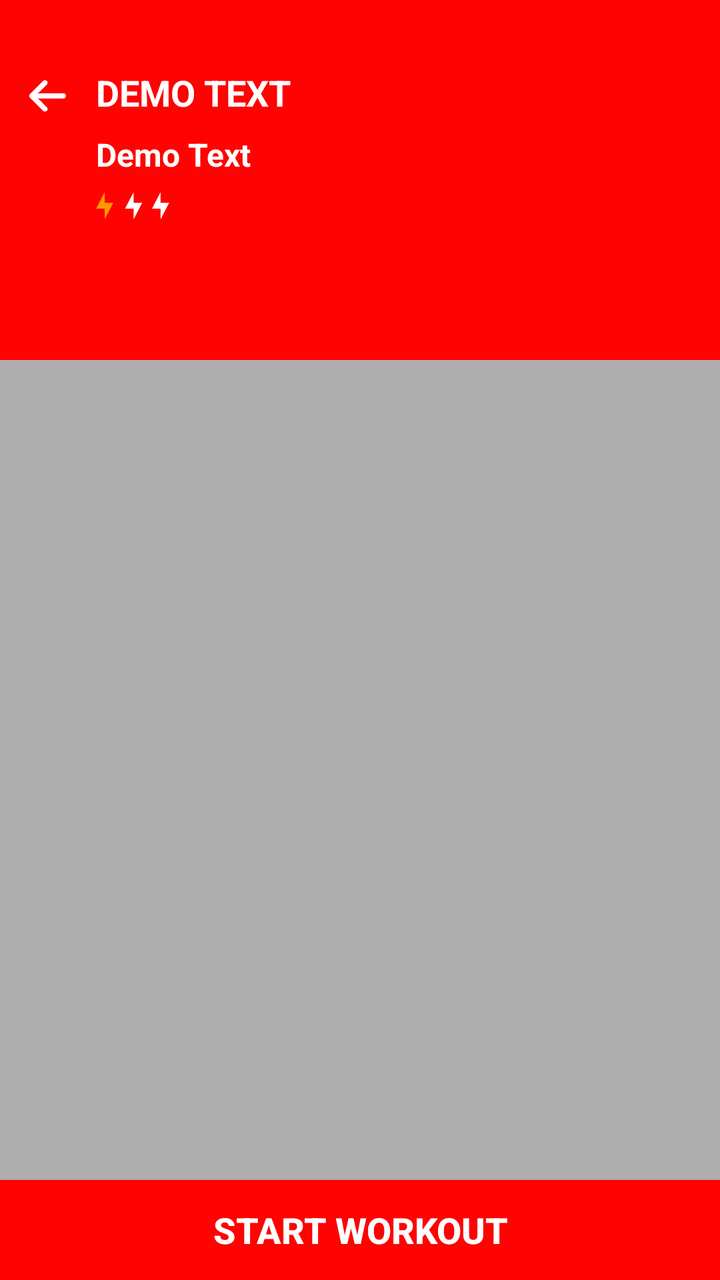
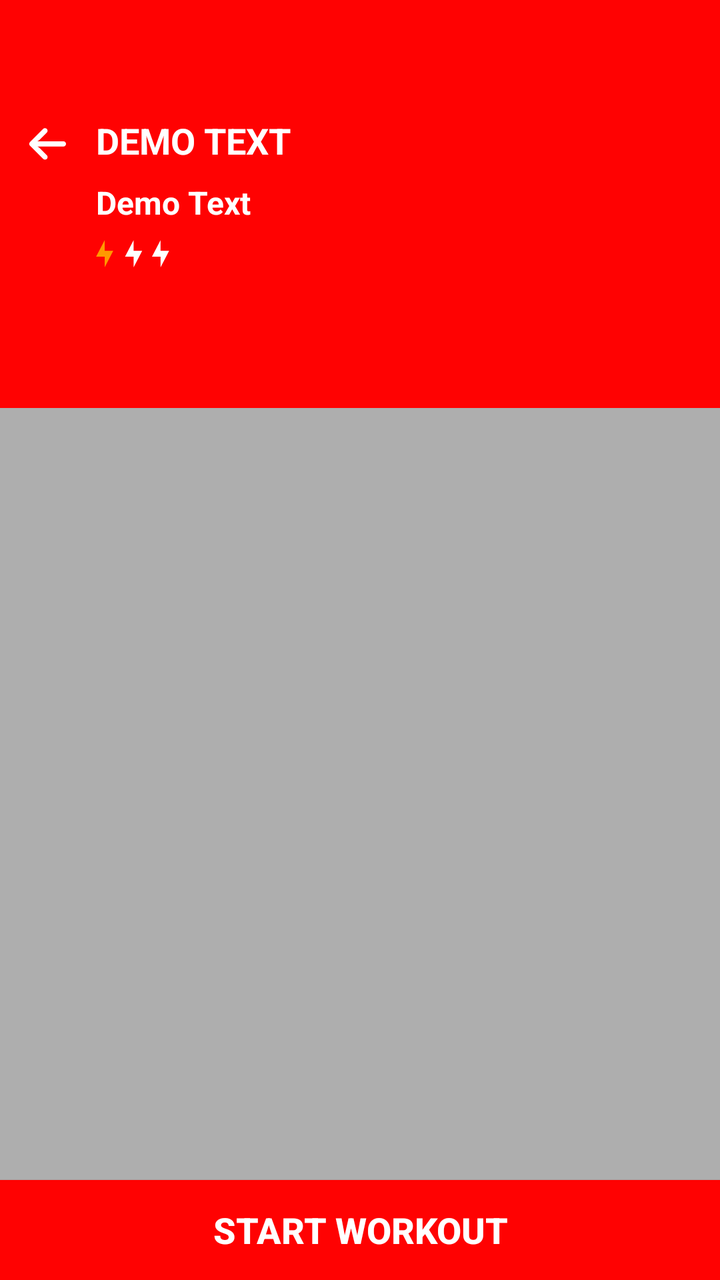

Compare the two renders of this Android layout. The source of the first and the diff that turns it into the second are given below.
<!-- AndroidManifest.xml: activity theme AppTheme_WorkoutList -->
<!-- res/layout/activity_workout_list.xml -->
<?xml version="1.0" encoding="utf-8"?>
<LinearLayout xmlns:android="http://schemas.android.com/apk/res/android"
    xmlns:tools="http://schemas.android.com/tools"
    android:id="@+id/llMain"
    android:layout_width="match_parent"
    android:layout_height="match_parent"
    android:orientation="vertical"
    android:background="@color/white"
    tools:context="com.superChargedFitness.activity.WorkoutListActivity">

    <RelativeLayout
        android:layout_width="match_parent"
        android:layout_height="0dp"
        android:layout_weight="1">

        <RelativeLayout
            android:id="@+id/rltToolbar"
            android:layout_width="match_parent"
            android:layout_height="@dimen/workout_list_title_height"
            android:background="@color/color_toolbar_bg">

            <ImageView
                android:id="@+id/imgToolbarBack"
                android:layout_width="match_parent"
                android:layout_height="@dimen/workout_list_title_height"
                android:background="@android:color/transparent"
                android:scaleType="centerCrop" />

            <View
                android:layout_width="match_parent"
                android:layout_height="match_parent"
                android:background="@color/colorBlackTrans"
                android:visibility="gone" />

            <ImageView
                android:id="@+id/imgWorkOutListBack"
                android:layout_width="wrap_content"
                android:layout_height="wrap_content"
                android:layout_marginLeft="8dp"
                android:layout_marginTop="32dp"
                android:background="@android:color/transparent"
                android:padding="@dimen/toolbar_img_padding"
                android:src="@drawable/ic_back"
                android:tint="@color/color_white" />

            <TextView
                android:id="@+id/txtWorkoutListCategoryName"
                android:layout_width="wrap_content"
                android:layout_height="wrap_content"
                android:layout_marginLeft="8dp"
                android:layout_marginTop="34dp"
                android:layout_toEndOf="@+id/imgWorkOutListBack"
                android:text="@string/demo_text"
                android:textAllCaps="true"
                android:textColor="@color/color_toolbar_text"
                android:textSize="@dimen/toolbar_title_text"
                android:textStyle="bold" />

            <TextView
                android:id="@+id/txtWorkoutListCategoryDetails"
                android:layout_width="wrap_content"
                android:layout_height="wrap_content"
                android:layout_below="@+id/txtWorkoutListCategoryName"
                android:layout_marginLeft="8dp"
                android:layout_marginTop="8dp"
                android:layout_toEndOf="@+id/imgWorkOutListBack"
                android:text="@string/demo_text"
                android:textColor="@color/color_toolbar_text"
                android:textSize="@dimen/workout_list_details_txt"
                android:textStyle="bold" />

            <ImageView
                android:id="@+id/imgWorkoutDificultyImage"
                android:layout_width="wrap_content"
                android:layout_height="wrap_content"
                android:layout_below="@+id/txtWorkoutListCategoryDetails"
                android:layout_marginLeft="8dp"
                android:layout_marginTop="8dp"
                android:layout_toEndOf="@+id/imgWorkOutListBack"
                android:background="@android:color/transparent"
                android:src="@drawable/ic_beginner_level" />

        </RelativeLayout>

        <androidx.recyclerview.widget.RecyclerView
            android:id="@+id/rcyWorkoutList"
            android:layout_width="match_parent"
            android:layout_height="match_parent"
            android:layout_above="@+id/btnStartWorkout"
            android:layout_below="@+id/rltToolbar"
            android:background="@color/color_gray"
            android:scrollbars="none" />

        <Button
            android:id="@+id/btnStartWorkout"
            android:layout_width="match_parent"
            android:layout_height="50dp"
            android:layout_alignParentBottom="true"
            android:background="@color/color_theme"
            android:text="@string/start_workout"
            android:textColor="@color/color_white"
            android:textSize="@dimen/font_eighteen"
            android:textStyle="bold" />

    </RelativeLayout>

    <RelativeLayout
        android:id="@+id/llAdView"
        android:layout_width="match_parent"
        android:layout_height="@dimen/_50dp"
        android:layout_gravity="center"
        android:layout_marginTop="@dimen/space_10dp"
        android:background="@color/colorWhite"
        android:gravity="center"
        android:visibility="gone" />

    <LinearLayout
        android:id="@+id/llAdViewFacebook"
        android:layout_width="match_parent"
        android:layout_height="@dimen/_50dp"
        android:layout_marginTop="@dimen/space_10dp"
        android:background="@color/colorWhite"
        android:orientation="vertical"
        android:visibility="gone" />
</LinearLayout>
<!-- resources referenced by this layout -->
<resources>
  <color name="colorBlackTrans">#87000000</color>
  <color name="colorWhite">#FFFFFF</color>
  <color name="color_gray">#aeaeae</color>
  <color name="color_theme">#FF0202</color>
  <color name="color_toolbar_bg">#ff0202</color>
  <color name="color_toolbar_text">#ffffff</color>
  <color name="color_white">#FFFFFF</color>
  <color name="white">#FFFFFF</color>
  <dimen name="_50dp">50dp</dimen>
  <dimen name="font_eighteen">18sp</dimen>
  <dimen name="space_10dp">10dp</dimen>
  <dimen name="toolbar_img_padding">4dp</dimen>
  <dimen name="toolbar_title_text">18sp</dimen>
  <dimen name="workout_list_details_txt">16sp</dimen>
  <dimen name="workout_list_title_height">160dp</dimen>
  <!-- drawable ic_back: png bitmap (drawable-hdpi, 1231 bytes) -->
  <!-- drawable ic_beginner_level: png bitmap (drawable-hdpi, 1250 bytes) -->
  <string name="demo_text">Demo Text</string>
  <string name="start_workout">Start Workout</string>
  <style name="AppTheme_WorkoutList" parent="Theme.AppCompat.Light.NoActionBar">
          
          <item name="colorPrimary">@color/colorPrimary</item>
          <item name="colorPrimaryDark">@color/colorPrimaryDark</item>
          <item name="colorAccent">@color/colorAccent</item>
          <item name="android:statusBarColor">@color/white</item>
          <item name="android:windowLightStatusBar" tools:targetApi="m">false</item>
          <item name="android:windowFullscreen">false</item>
          <item name="android:textColor">@color/color_black</item>
          <item name="android:windowDisablePreview">false</item>
  
      </style>
  <color name="colorPrimary">#FFFFFF</color>
  <color name="colorPrimaryDark">#FFFFFF</color>
  <color name="colorAccent">#ff0202</color>
  <color name="color_black">#000000</color>
</resources>

<!-- the commit's change to res/layout/activity_workout_list.xml (unified diff, before → after) -->
@@ -22,7 +22,7 @@
             <ImageView
                 android:id="@+id/imgToolbarBack"
                 android:layout_width="match_parent"
-                android:layout_height="@dimen/workout_list_title_height"
+                android:layout_height="match_parent"
                 android:background="@android:color/transparent"
                 android:scaleType="centerCrop" />
 
@@ -37,7 +37,7 @@
                 android:layout_width="wrap_content"
                 android:layout_height="wrap_content"
                 android:layout_marginLeft="8dp"
-                android:layout_marginTop="32dp"
+                android:layout_marginTop="56dp"
                 android:background="@android:color/transparent"
                 android:padding="@dimen/toolbar_img_padding"
                 android:src="@drawable/ic_back"
@@ -48,7 +48,7 @@
                 android:layout_width="wrap_content"
                 android:layout_height="wrap_content"
                 android:layout_marginLeft="8dp"
-                android:layout_marginTop="34dp"
+                android:layout_marginTop="58dp"
                 android:layout_toEndOf="@+id/imgWorkOutListBack"
                 android:text="@string/demo_text"
                 android:textAllCaps="true"
<!-- resource entries referenced after the edit -->
@@ -14,7 +14,7 @@
   <dimen name="toolbar_img_padding">4dp</dimen>
   <dimen name="toolbar_title_text">18sp</dimen>
   <dimen name="workout_list_details_txt">16sp</dimen>
-  <dimen name="workout_list_title_height">160dp</dimen>
+  <dimen name="workout_list_title_height">184dp</dimen>
   <!-- drawable ic_back: png bitmap (drawable-hdpi, 1231 bytes) -->
   <!-- drawable ic_beginner_level: png bitmap (drawable-hdpi, 1250 bytes) -->
   <string name="demo_text">Demo Text</string>
